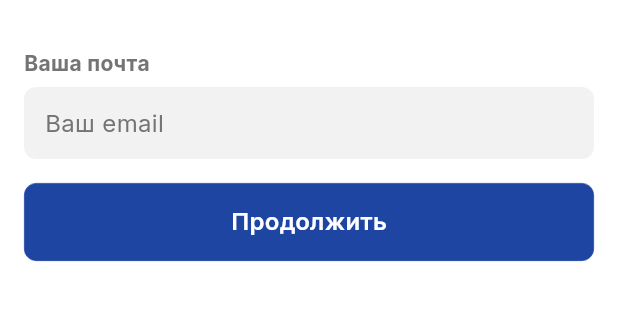
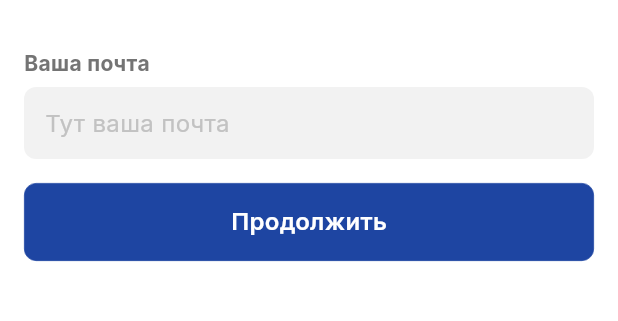
Before and after one commit to Jason1258t/izobility-mobile, a Flutter app: the EnterEmailScreen screen opened directly, on a phone screen of 412 x 824 dp, the part 301-622 px from its top. Run offline on Flutter 3.47's test engine with Material 2 defaults, Android fonts, the light colour scheme and no system bars; our stand-ins replace flutter_svg, google_fonts; missing offline and left inert: dart:ffi.

Commit message:
email validator

```diff
--- a/lib/feature/auth/enter_email.dart
+++ b/lib/feature/auth/enter_email.dart
@@ -1,5 +1,6 @@
 import 'package:flutter/material.dart';
 import 'package:flutter_svg/svg.dart';
+import 'package:izobility_mobile/utils/constants.dart';
 import 'package:izobility_mobile/utils/utils.dart';
 import 'package:izobility_mobile/widgets/button/custom_button.dart';
 import 'package:izobility_mobile/widgets/text_fild/custom_text_fild.dart';
@@ -8,6 +9,16 @@ class EnterEmailScreen extends StatelessWidget {
   EnterEmailScreen({super.key});
 
   final TextEditingController nameController = TextEditingController();
+
+  final _formKey = GlobalKey<FormState>();
+
+  emailValidator(value) {
+    if (!RegExp(emailRegExp).hasMatch(value!.trim())) {
+      return 'Не верный email';
+    } else {
+      return null;
+    }
+  }
 
   @override
   Widget build(BuildContext context) {
@@ -35,10 +46,35 @@ class EnterEmailScreen extends StatelessWidget {
                   ),
                 ],
               ),
-              const SizedBox(height: 6,),
-              CustomTextField(hintText: 'Ваш email', controller: nameController, width: double.infinity),
-              const SizedBox(height: 16,),
-              CustomButton(text: 'Продолжить', onTap: () {}, width: double.infinity)
+              const SizedBox(
+                height: 6,
+              ),
+              Form(
+                key: _formKey,
+                child: Column(
+                  children: [
+                    CustomTextField(
+                      hintText: 'Тут ваша почта',
+                      controller: nameController,
+                      width: double.infinity,
+                      validator: (value) {
+                        if (!RegExp(emailRegExp).hasMatch(value!.trim())) {
+                          return 'Не верный email';
+                        } else {
+                          return null;
+                        }
+                      },
+                    ),
+                    const SizedBox(
+                      height: 16,
+                    ),
+                    CustomButton(
+                        text: 'Продолжить',
+                        onTap: () {},
+                        width: double.infinity),
+                  ],
+                ),
+              )
             ],
           ),
         ),
--- a/lib/feature/auth/pin_screen.dart
+++ b/lib/feature/auth/pin_screen.dart
@@ -37,6 +37,7 @@ class PinScreen extends StatelessWidget {
               ),
               const SizedBox(height: 12,),
               const PinKeyboard(),
+              const SizedBox(height: 40,),
               TextButtonWithoutBackground(onTap: () {}, text: 'Поддержка')
             ],
           ),
--- a/lib/feature/splash/splash.dart
+++ b/lib/feature/splash/splash.dart
@@ -9,7 +9,7 @@ class SplashScreen extends StatelessWidget {
   @override
   Widget build(BuildContext context) {
     Future.delayed(const Duration(seconds: 3))
-        .then((value) => Navigator.pushNamed(context, '/pin_screen'));
+        .then((value) => Navigator.pushNamed(context, '/enter_email'));
 
     return SplashScaffold(
         body: Padding(
--- a/lib/main.dart
+++ b/lib/main.dart
@@ -5,6 +5,8 @@ import 'package:izobility_mobile/feature/auth/pin_screen.dart';
 import 'package:izobility_mobile/feature/home/ui/home_screen.dart';
 import 'package:izobility_mobile/feature/splash/splash.dart';
 import 'package:izobility_mobile/utils/colors.dart';
+
+import 'feature/auth/enter_email.dart';
 
 void main() {
   SystemChrome.setPreferredOrientations([
@@ -32,6 +34,7 @@ class MyApp extends StatelessWidget {
         '/' : (context) => const SplashScreen() ,
         '/home_screen' : (context) => const HomeScreen(),
         '/enter_name' : (context) => EnterNameScreen(),
+        '/enter_email' : (context) => EnterEmailScreen(),
         '/pin_screen' : (context) => PinScreen(),
       },
     );
--- a/lib/utils/colors.dart
+++ b/lib/utils/colors.dart
@@ -9,6 +9,7 @@ class AppColors{
   static const disable = Color(0xFFB0B0B0);
   static const textPrimary = Colors.black;
   static const textSecondary = Color(0xFF747474);
+  static const hintText = Color(0xFFC2C2C2);
   static const textTertiary = Color(0xFFAAAAAA);
   static const textContrast = Colors.white;
   static const textLink = Color(0xFF2D81E0);
--- /dev/null
+++ b/lib/utils/constants.dart
@@ -0,0 +1 @@
+const String emailRegExp = r"^[a-zA-Z0-9._-]+@[a-zA-Z0-9._-]+\.[a-zA-Z]+";
--- a/lib/widgets/button/custom_button.dart
+++ b/lib/widgets/button/custom_button.dart
@@ -8,11 +8,14 @@ class CustomButton extends StatelessWidget {
   final double width;
   final double height;
 
+  final bool active;
+
   const CustomButton(
       {super.key,
       required this.text,
       required this.onTap,
       required this.width,
+      this.active = true,
       this.height = 52});
 
   @override
@@ -23,10 +26,10 @@ class CustomButton extends StatelessWidget {
         decoration: ShapeDecoration(
             color: AppColors.primary,
             shape: RoundedRectangleBorder(
-              side: const BorderSide(width: 0.50, color: AppColors.primary),
+              side: BorderSide(width: 0.50, color: active ? AppColors.primary : AppColors.backgroundSecondary),
               borderRadius: BorderRadius.circular(8),
             )),
         child: TextButton(
-            onPressed: onTap, child: Text(text, style: AppFonts.font16w600)));
+            onPressed: active ? onTap : () {}, child: Text(text, style: AppFonts.font16w600)));
   }
 }
--- a/lib/widgets/text_fild/custom_text_fild.dart
+++ b/lib/widgets/text_fild/custom_text_fild.dart
@@ -1,14 +1,16 @@
 import 'package:flutter/material.dart';
+import 'package:flutter_svg/flutter_svg.dart';
 import 'package:izobility_mobile/utils/fonts.dart';
 import 'package:izobility_mobile/utils/colors.dart';
 
-class CustomTextField extends StatelessWidget {
-  const CustomTextField(
+class CustomTextField extends StatefulWidget {
+  CustomTextField(
       {super.key,
       required this.hintText,
       required this.controller,
       required this.width,
       this.keyboardType,
+      this.validator,
       this.height = 48});
 
   final TextEditingController controller;
@@ -16,27 +18,65 @@ class CustomTextField extends StatelessWidget {
   final TextInputType? keyboardType;
   final double width;
   final double height;
+  final String? Function(String?)? validator;
+
+  @override
+  State<CustomTextField> createState() => _CustomTextFieldState();
+}
+
+class _CustomTextFieldState extends State<CustomTextField> {
+  final Color _negative = AppColors.negative;
+
+  bool error = false;
+  String? errorText;
 
   @override
   Widget build(BuildContext context) {
     return SizedBox(
-      width: width,
-      height: height,
-      child: TextField(
-        style:
-            AppFonts.font16w400.copyWith(color: AppColors.textSecondary),
+      width: widget.width,
+      //height: height,
+      child: Column(
+        children: [
+          TextFormField(
+            validator: widget.validator,
+            onChanged: (String? value) {
+              if (widget.validator != null) {
+                errorText = widget.validator!(value);
+                error = errorText != null;
+                setState(() {});
+              }
+            },
+            style: AppFonts.font16w400.copyWith(
+                color: !error ? AppColors.textSecondary : AppColors.negative),
             decoration: InputDecoration(
                 filled: true,
                 fillColor: AppColors.backgroundSecondary,
                 contentPadding: const EdgeInsets.all(10),
+                errorBorder: OutlineInputBorder(
+                    borderRadius: BorderRadius.circular(8),
+                    borderSide: BorderSide(color: _negative)),
                 border: OutlineInputBorder(
                     borderRadius: BorderRadius.circular(8),
                     borderSide: BorderSide.none),
-            hintText: hintText,
+                hintText: widget.hintText,
                 hintStyle: AppFonts.font16w400
-                .copyWith(color: AppColors.textSecondary)),
-        keyboardType: keyboardType,
-        controller: controller,
+                    .copyWith(color: !error ? AppColors.hintText : _negative)),
+            keyboardType: widget.keyboardType,
+            controller: widget.controller,
+          ),
+          if (error) ...[
+            Row(
+              children: [
+                // SvgPicture.asset(assetName)
+                const SizedBox(width: 10,),
+                Text(
+                  errorText!,
+                  style: AppFonts.font14w400.copyWith(color: _negative),
+                )
+              ],
+            )
+          ]
+        ],
       ),
     );
   }
```
Lines whose indentation alone changed are shown as unchanged.
